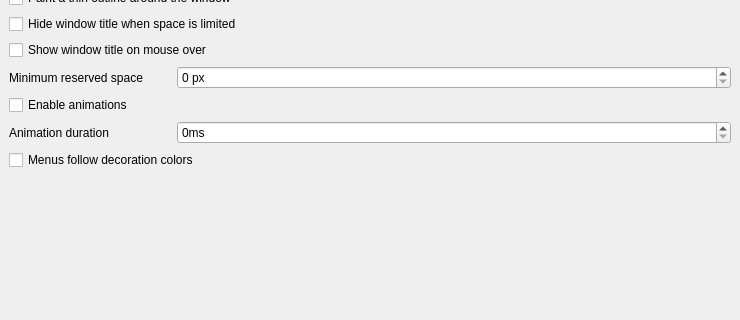
Old version of the form src/kcm/config.ui in the repository guiodic/material-decoration; both pictures show x 0 to 740 and y 324 to 644 of the 740 by 749 pixel window.
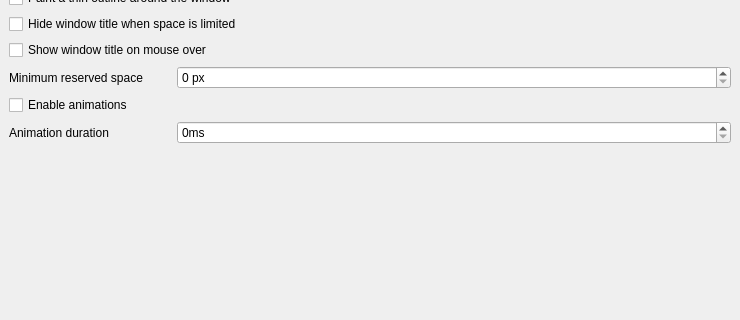
New version of the form. Custom widgets are drawn as their Qt base class.

Commit message: Move menu palette option to Menu and Search tab

What changed in the file:
```diff
--- a/src/kcm/config.ui
+++ b/src/kcm/config.ui
@@ -242,13 +242,6 @@
          </property>
         </widget>
        </item>
-       <item row="16" column="0" colspan="2">
-        <widget class="QCheckBox" name="kcfg_MenusFollowDecorationColors">
-         <property name="text">
-          <string>Menus follow decoration colors</string>
-         </property>
-        </widget>
-       </item>
       </layout>
      </widget>
      <widget class="QWidget" name="menuSearchTab">
@@ -329,6 +322,13 @@
          </property>
         </widget>
        </item>
+       <item row="11" column="0" colspan="2">
+        <widget class="QCheckBox" name="kcfg_MenusFollowDecorationColors">
+         <property name="text">
+          <string>Menus follow decoration colors</string>
+         </property>
+        </widget>
+       </item>
       </layout>
      </widget>
      <widget class="QWidget" name="shadowsTab">
```
The commit also changes 1 other file.
